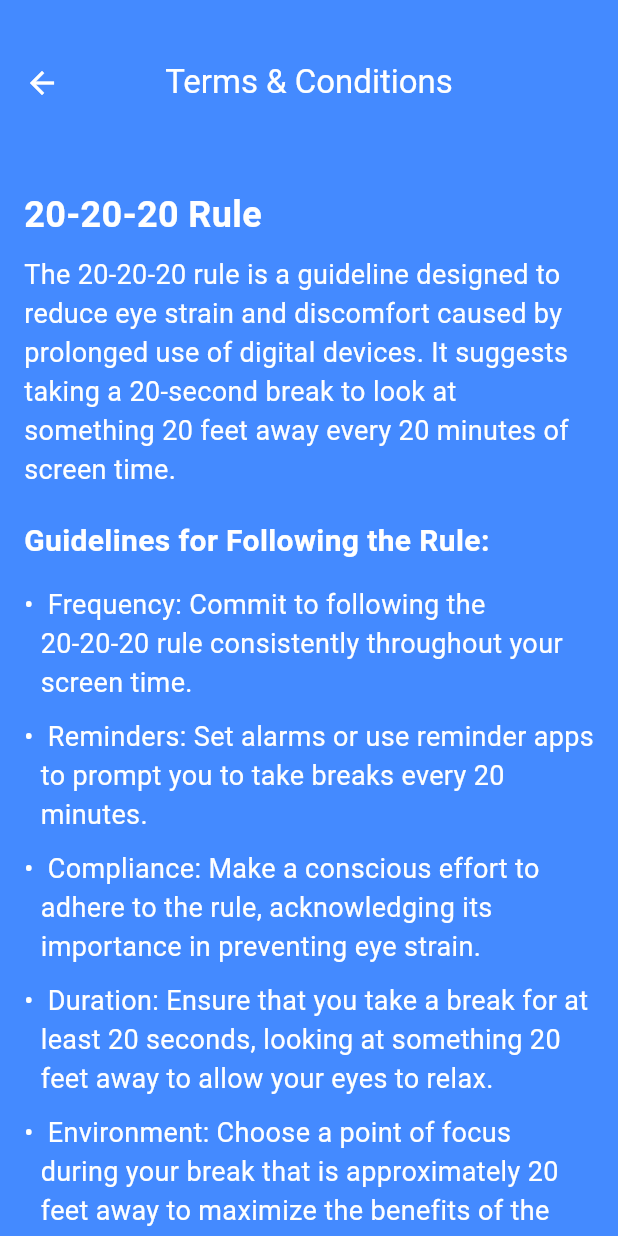
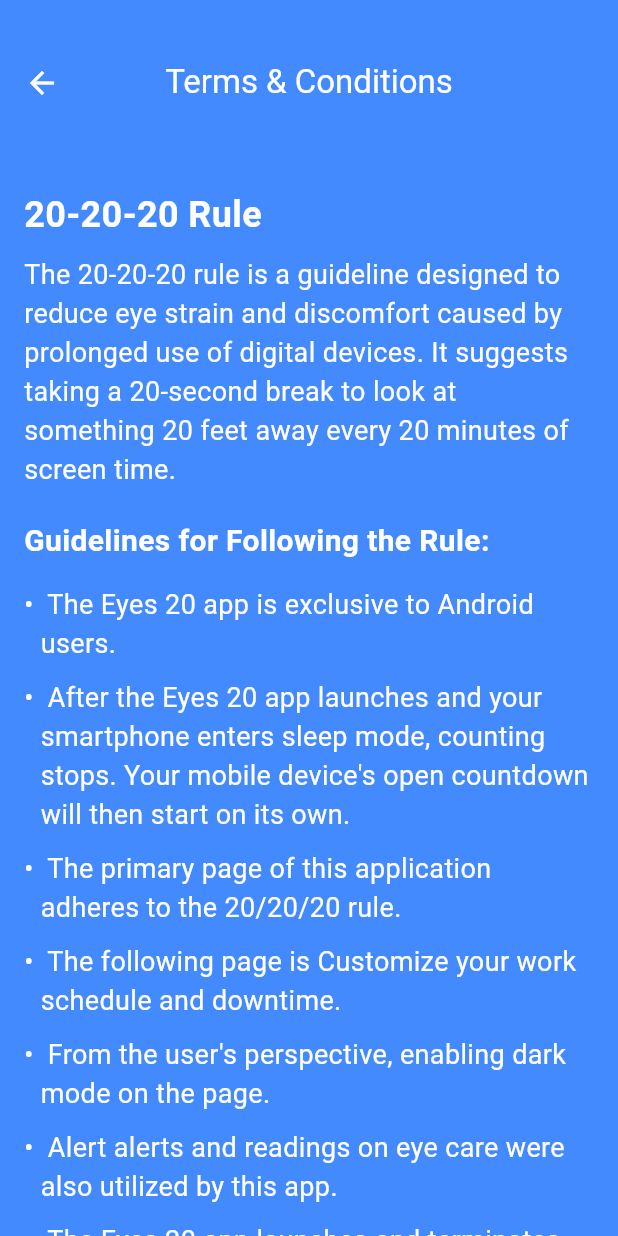
Before and after one commit to vigneshtpm/project, a Flutter app: the Terms screen opened directly, on a phone screen of 412 x 824 dp. Run offline on Flutter 3.47's test engine with Material 3 defaults, Android fonts, the phone set to English and light mode, and no system bars; our stand-ins replace curved_navigation_bar, flutter_local_notifications, just_audio, numberpicker, percent_indicator, permission_handler and 1 more; accounts and stored records are empty.

Commit message:
11 commit

```diff
--- a/lib/Page1.dart
+++ b/lib/Page1.dart
@@ -103,7 +103,11 @@
       appBar: AppBar(
         title: const Text(
           '20-20-20',
-          style: TextStyle(color: Colors.white),
+          style: TextStyle(
+            color: Colors.white,
+            fontSize: 23.0,
+            fontWeight: FontWeight.bold,
+          ),
         ),
         centerTitle: true,
         backgroundColor: darkModeProvider.darkModeEnabled ? Colors.black : Colors.blueAccent,
--- a/lib/about.dart
+++ b/lib/about.dart
@@ -41,6 +41,12 @@
               ),
               SizedBox(height: 10.0),
               Text(
+                'Qualification : MCA',
+                style: TextStyle(fontSize: 18.0, color: Colors.white),
+                textAlign: TextAlign.center,
+              ),
+              SizedBox(height: 10.0),
+              Text(
                 'Purpose: Mini-Project',
                 style: TextStyle(fontSize: 18.0, color: Colors.white),
                 textAlign: TextAlign.center,
--- a/lib/terms.dart
+++ b/lib/terms.dart
@@ -1,9 +1,6 @@
-// terms_and_conditions.dart
-
 import 'package:flutter/material.dart';
 import 'package:provider/provider.dart';
 import 'dark_mode_provider.dart';
-
 
 class Terms extends StatelessWidget {
   @override
@@ -56,18 +53,15 @@
                 ),
               ),
               const SizedBox(height: 10.0),
-              buildBulletPoint(' Frequency: Commit to following the 20-20-20 rule consistently throughout your screen time.'),
-              buildBulletPoint(' Reminders: Set alarms or use reminder apps to prompt you to take breaks every 20 minutes.'),
-              buildBulletPoint(' Compliance: Make a conscious effort to adhere to the rule, acknowledging its importance in preventing eye strain.'),
-              buildBulletPoint(' Duration: Ensure that you take a break for at least 20 seconds, looking at something 20 feet away to allow your eyes to relax.'),
-              buildBulletPoint(' Environment: Choose a point of focus during your break that is approximately 20 feet away to maximize the benefits of the rule.'),
-              buildBulletPoint(' Consistency: Apply the 20-20-20 rule across various devices, such as computers, tablets, and smartphones.'),
-              buildBulletPoint(' Adjustments: Modify the rule based on your specific needs, considering factors like the nature of your work, screen brightness, and ambient lighting.'),
+              buildBulletPoint(' The Eyes 20 app is exclusive to Android users.'),
+              buildBulletPoint(' After the Eyes 20 app launches and your smartphone enters sleep mode, counting stops. Your mobile device\'s open countdown will then start on its own.'),
+              buildBulletPoint(' The primary page of this application adheres to the 20/20/20 rule.'),
+              buildBulletPoint(' The following page is Customize your work schedule and downtime.'),
+              buildBulletPoint(' From the user\'s perspective, enabling dark mode on the page.'),
+              buildBulletPoint(' Alert alerts and readings on eye care were also utilized by this app.'),
+              buildBulletPoint(' The Eyes 20 app launches and terminates. Play sound for a brief moment, push notifications, or check the reach time.'),
+              buildBulletPoint('This treatment lessens tension, headache discomfort, dry eyes, and eye strain.'),
               const SizedBox(height: 20.0),
-              const Text(
-                'Remember, the 20-20-20 rule is a guideline rather than a strict set of terms and conditions. Adjust it to suit your individual preferences and work habits, but the key is to incorporate regular breaks to alleviate eye strain associated with prolonged screen use.',
-                style: TextStyle(fontSize: 18.0, color: Colors.white),
-              ),
             ],
           ),
         ),
```
Also changed, not shown: lib/Page2.dart (+17 -5 lines), lib/Page3.dart (+33 -7 lines), lib/usercommand.dart (+75 -24 lines).
